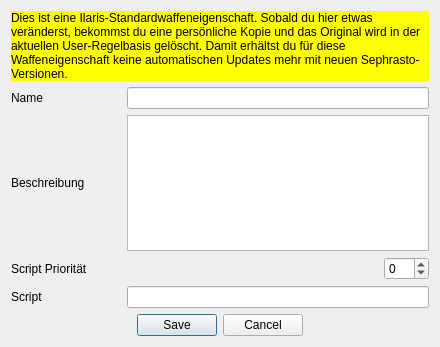
First picture: the form in UI/DatenbankEditWaffeneigenschaft.ui, repository Aeolitus/Sephrasto, before the edit.
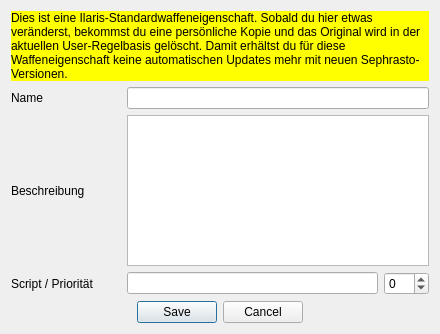
Second picture: the form after the edit.

```diff
--- a/UI/DatenbankEditWaffeneigenschaft.ui
+++ b/UI/DatenbankEditWaffeneigenschaft.ui
@@ -10,7 +10,7 @@
     <x>0</x>
     <y>0</y>
     <width>440</width>
-    <height>200</height>
+    <height>334</height>
    </rect>
   </property>
   <property name="windowTitle">
@@ -19,14 +19,23 @@
   <layout class="QGridLayout" name="gridLayout_2">
    <item row="0" column="0">
     <layout class="QGridLayout" name="gridLayout">
-	 <item row="2" column="0">
-      <widget class="QLabel" name="label_5">
+     <item row="3" column="0">
+      <widget class="QLabel" name="label_3">
+       <property name="minimumSize">
+        <size>
+         <width>110</width>
+         <height>0</height>
+        </size>
+       </property>
        <property name="text">
-        <string>Beschreibung</string>
+        <string>Script / Priorität</string>
        </property>
       </widget>
      </item>
-	 <item row="2" column="1">
+     <item row="1" column="1">
+      <widget class="QLineEdit" name="nameEdit"/>
+     </item>
+     <item row="2" column="1">
       <widget class="QPlainTextEdit" name="textEdit">
        <property name="sizePolicy">
         <sizepolicy hsizetype="Expanding" vsizetype="MinimumExpanding">
@@ -36,33 +45,17 @@
        </property>
       </widget>
      </item>
-	 <item row="3" column="0">
-      <widget class="QLabel" name="label_4">
-       <property name="minimumSize">
-        <size>
-         <width>110</width>
-         <height>0</height>
-        </size>
-       </property>
+     <item row="2" column="0">
+      <widget class="QLabel" name="label_5">
        <property name="text">
-        <string>Script Priorität</string>
+        <string>Beschreibung</string>
        </property>
       </widget>
      </item>
-	 <item row="3" column="1">
-	  <layout class="QHBoxLayout" name="horizontalLayout">
+     <item row="3" column="1">
+      <layout class="QHBoxLayout" name="horizontalLayout">
        <item>
-        <spacer name="horizontalSpacer">
-         <property name="orientation">
-          <enum>Qt::Horizontal</enum>
-         </property>
-         <property name="sizeHint" stdset="0">
-          <size>
-           <width>40</width>
-           <height>20</height>
-          </size>
-         </property>
-        </spacer>
+        <widget class="QLineEdit" name="scriptEdit"/>
        </item>
        <item>
         <widget class="QSpinBox" name="scriptPrioEdit">
@@ -79,37 +72,14 @@
           <number>0</number>
          </property>
         </widget>
-	   </item>
-	  </layout>
-	 </item>
-	 <item row="4" column="0">
-      <widget class="QLabel" name="label_3">
-       <property name="minimumSize">
-        <size>
-         <width>110</width>
-         <height>0</height>
-        </size>
-       </property>
-       <property name="text">
-        <string>Script</string>
-       </property>
-      </widget>
-     </item>
-	 <item row="4" column="1">
-      <widget class="QLineEdit" name="scriptEdit"/>
-     </item>
-     <item row="1" column="0">
-      <widget class="QLabel" name="label">
-       <property name="text">
-        <string>Name</string>
-       </property>
-      </widget>
-     </item>
-     <item row="1" column="1">
-      <widget class="QLineEdit" name="nameEdit"/>
+       </item>
+      </layout>
      </item>
      <item row="0" column="0" colspan="2">
       <widget class="QLabel" name="warning">
+       <property name="visible">
+        <bool>false</bool>
+       </property>
        <property name="styleSheet">
         <string notr="true">background-color: rgb(255, 255, 0);</string>
        </property>
@@ -119,9 +89,13 @@
        <property name="wordWrap">
         <bool>true</bool>
        </property>
-	   <property name="visible">
-	    <bool>False</bool>
-	   </property>
+      </widget>
+     </item>
+     <item row="1" column="0">
+      <widget class="QLabel" name="label">
+       <property name="text">
+        <string>Name</string>
+       </property>
       </widget>
      </item>
     </layout>
```
Left out of the diff: 2 changed lines with no effect on the pictures.
